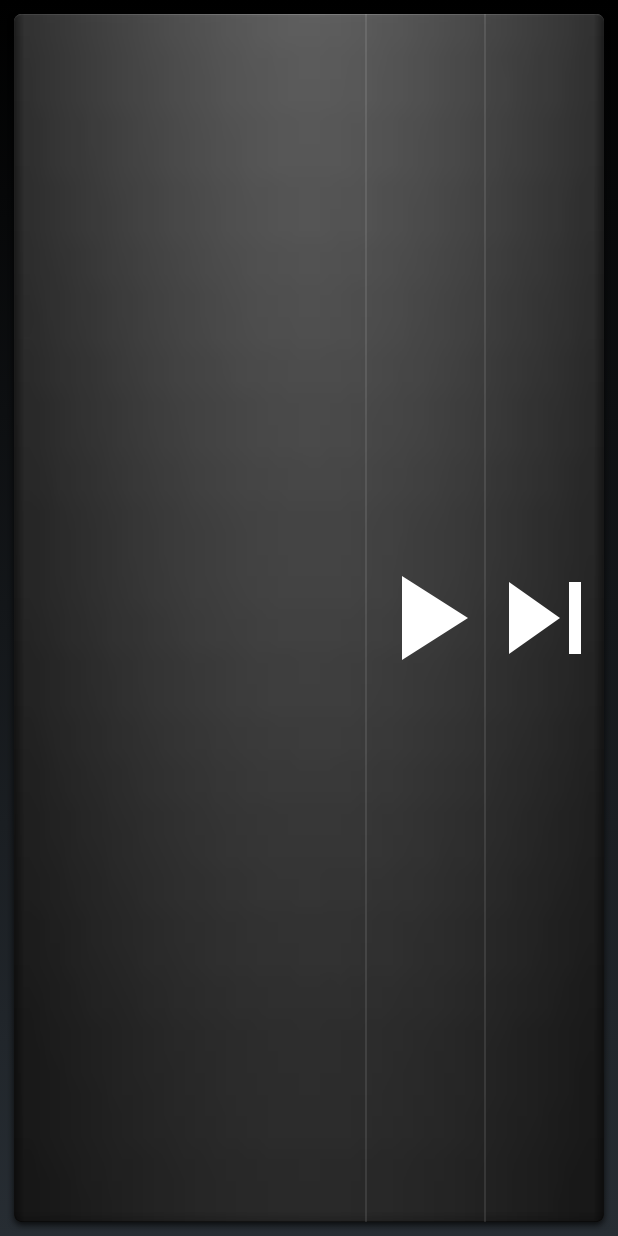
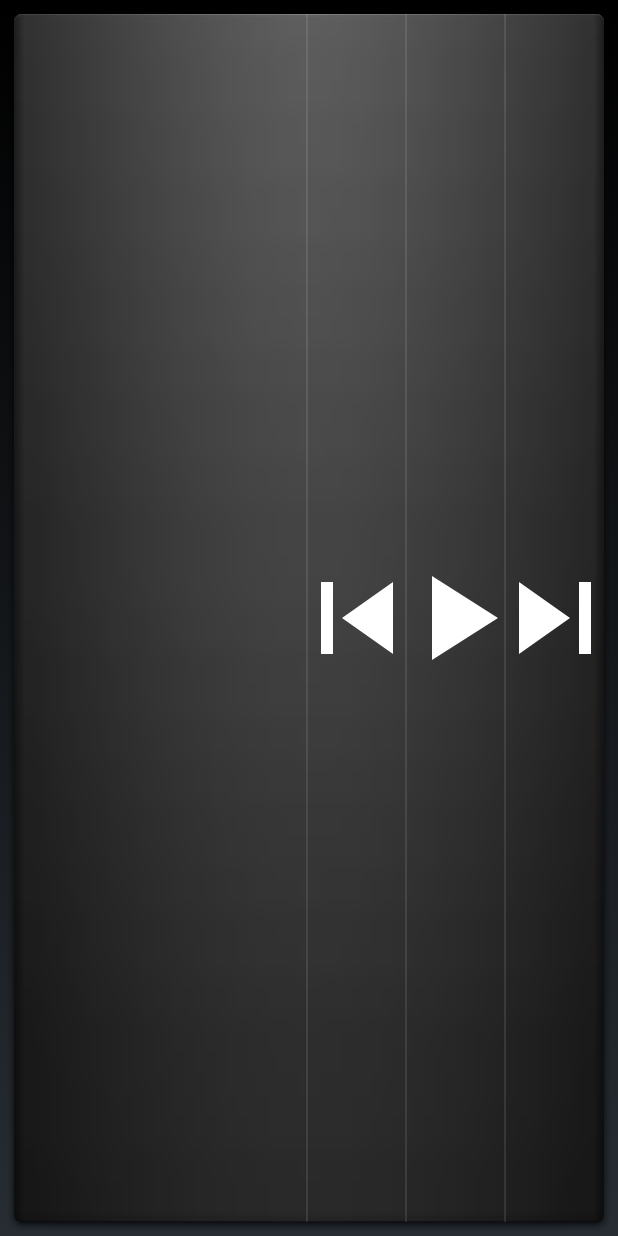
Before and after one commit to hvdwolf/aosp-music, an Android app: the layout album_appwidget.xml on its own in the app's theme, with its tools: preview values and no code run, on a phone screen of 412 x 824 dp. Run offline under Robolectric (Android 15) with nearby library versions, the phone set to English and light mode, and no system bars.

Commit message:
add previous button to widget

```diff
--- a/app/build.gradle
+++ b/app/build.gradle
@@ -5,6 +5,8 @@ android {
     buildToolsVersion "27.0.3"
 
     defaultConfig {
+        versionCode 2
+        versionName "1.1"
         applicationId "com.android.music"
         minSdkVersion 23
         targetSdkVersion 26
--- a/app/src/main/res/layout/album_appwidget.xml
+++ b/app/src/main/res/layout/album_appwidget.xml
@@ -40,7 +40,7 @@
             android:layout_height="wrap_content"
             android:textColor="@color/appwidget_text"
             android:textStyle="bold"
-            android:textSize="18sp"
+            android:textSize="22sp"
             android:singleLine="true"
             android:fadingEdge="horizontal"
             android:fadingEdgeLength="10dip"
@@ -52,13 +52,29 @@
             android:layout_width="match_parent"
             android:layout_height="wrap_content"
             android:textColor="@color/appwidget_text"
-            android:textSize="14sp"
+            android:textSize="18sp"
             android:singleLine="true"
             android:fadingEdge="horizontal"
             android:fadingEdgeLength="10dip"
             android:ellipsize="none"
             />
     </LinearLayout>
+
+ 	<ImageView
+        android:layout_width="1dip"
+        android:layout_height="match_parent"
+        android:background="@drawable/appwidget_divider"
+        />
+
+    <ImageButton
+        android:id="@+id/control_previous"
+        android:layout_width="0dip"
+        android:layout_weight="1"
+        android:layout_height="match_parent"
+        android:src="@drawable/ic_appwidget_music_previous"
+        android:background="@drawable/appwidget_button_left"
+        android:scaleType="center"
+        />
 
  	<ImageView
         android:layout_width="1dip"
```
Also changed, not shown: app/src/main/java/com/android/music/MediaAppWidgetProvider.java (+7 -1 lines).
